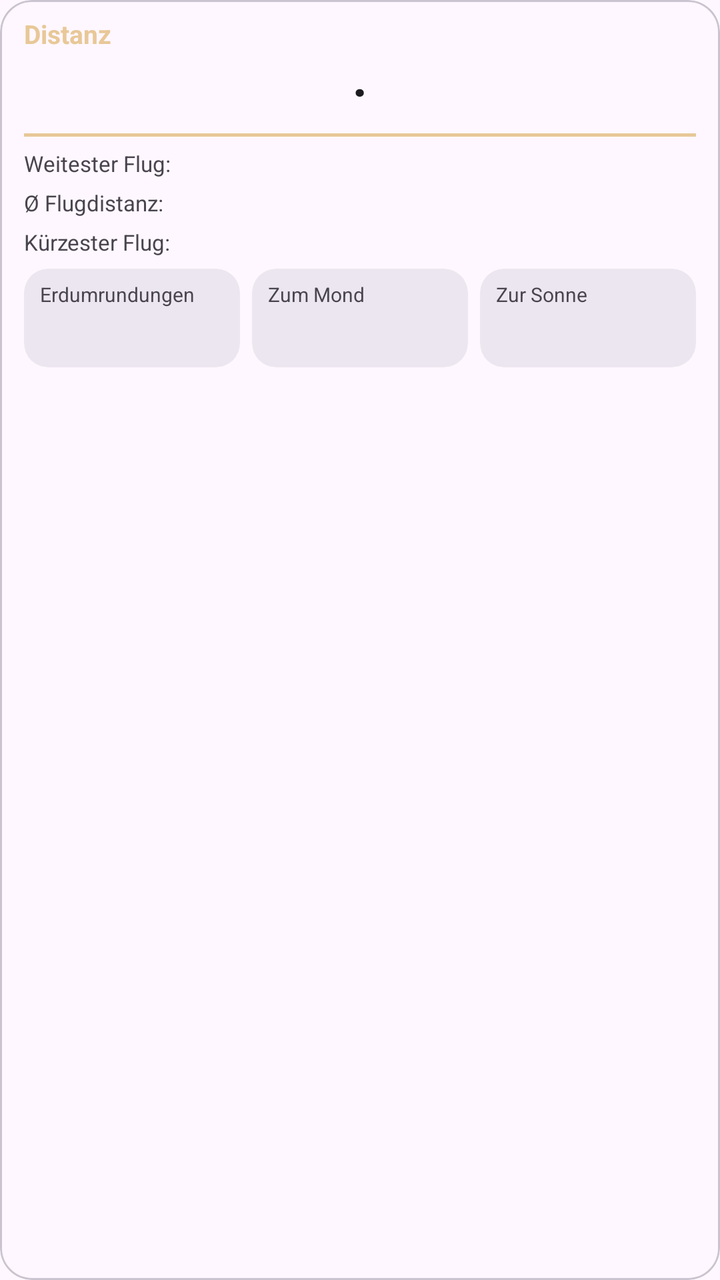
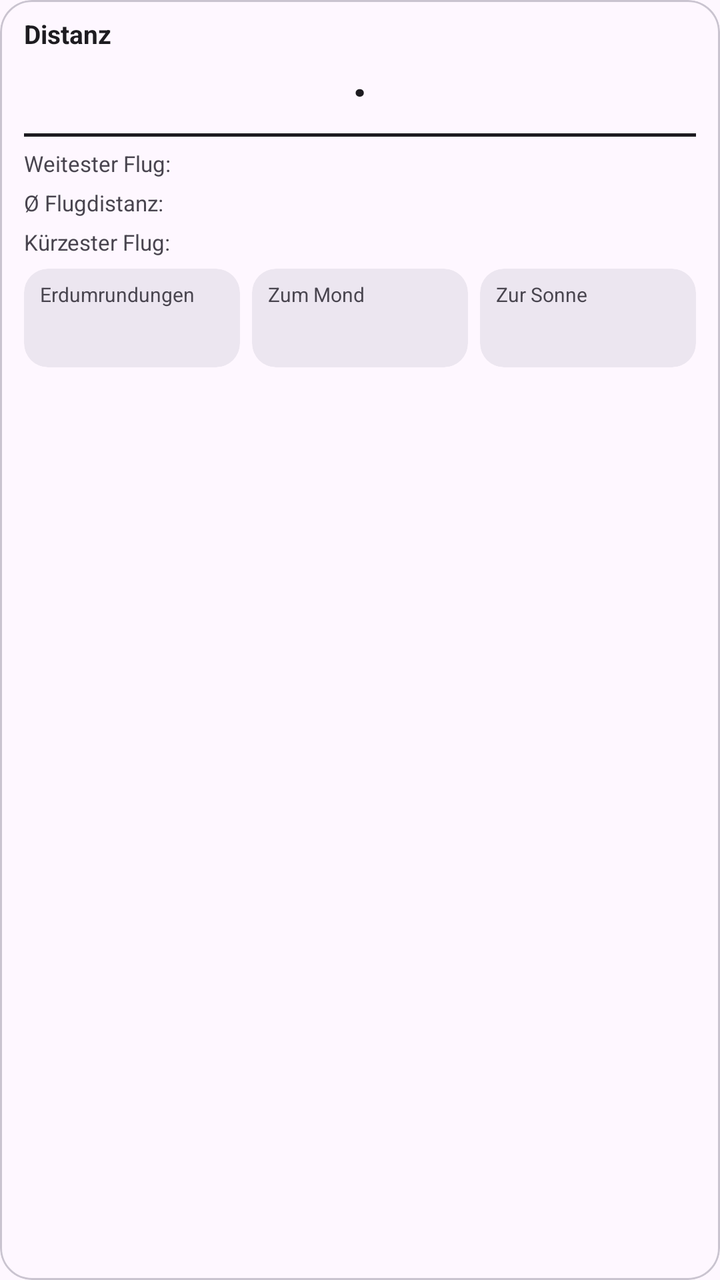

Compare the two renders of this Android layout. The source of the first and the diff that turns it into the second are given below.
<!-- AndroidManifest.xml: application theme Theme.Logbook.Brown -->
<!-- res/layout/item_dashboard_tile_distance.xml -->
<?xml version="1.0" encoding="utf-8"?>
<com.google.android.material.card.MaterialCardView xmlns:android="http://schemas.android.com/apk/res/android"
    xmlns:app="http://schemas.android.com/apk/res-auto"
    android:id="@+id/tile_card"
    android:layout_width="match_parent"
    android:layout_height="200dp"
    android:clickable="true"
    android:focusable="true"
    android:foreground="?attr/selectableItemBackground"
    app:cardCornerRadius="16dp"
    app:cardElevation="0dp"
    app:strokeWidth="1dp">

    <LinearLayout
        android:layout_width="match_parent"
        android:layout_height="match_parent"
        android:orientation="vertical"
        android:paddingStart="12dp"
        android:paddingEnd="12dp"
        android:paddingTop="8dp"
        android:paddingBottom="8dp">

        <TextView
            android:id="@+id/tv_dist_header"
            android:layout_width="match_parent"
            android:layout_height="wrap_content"
            android:ellipsize="end"
            android:maxLines="1"
            android:text="@string/tile_distance"
            android:textColor="?attr/colorPrimary"
            android:textSize="13sp"
            android:textStyle="bold" />

        
        <LinearLayout
            android:layout_width="match_parent"
            android:layout_height="wrap_content"
            android:layout_marginTop="2dp"
            android:gravity="center_vertical"
            android:orientation="horizontal">

            <TextView
                android:id="@+id/tv_dist_value"
                android:layout_width="0dp"
                android:layout_height="wrap_content"
                android:layout_weight="1"
                android:ellipsize="end"
                android:gravity="center"
                android:maxLines="1"
                android:textColor="?attr/colorOnSurface"
                android:textSize="26sp"
                android:textStyle="bold" />

            <TextView
                android:id="@+id/tv_dist_dot"
                android:layout_width="wrap_content"
                android:layout_height="wrap_content"
                android:layout_marginStart="8dp"
                android:layout_marginEnd="8dp"
                android:text="·"
                android:textColor="?attr/colorOnSurface"
                android:textSize="26sp"
                android:textStyle="bold" />

            <TextView
                android:id="@+id/tv_dist_nm"
                android:layout_width="0dp"
                android:layout_height="wrap_content"
                android:layout_weight="1"
                android:ellipsize="end"
                android:gravity="center"
                android:maxLines="1"
                android:textColor="?attr/colorOnSurface"
                android:textSize="26sp"
                android:textStyle="bold" />
        </LinearLayout>

        <View
            android:id="@+id/view_dist_divider"
            android:layout_width="match_parent"
            android:layout_height="1.5dp"
            android:layout_marginTop="4dp"
            android:background="?attr/colorPrimary" />

        
        <LinearLayout
            android:layout_width="match_parent"
            android:layout_height="wrap_content"
            android:layout_marginTop="6dp"
            android:orientation="horizontal">

            <TextView
                android:id="@+id/tv_dist_furthest_label"
                android:layout_width="0dp"
                android:layout_height="wrap_content"
                android:layout_weight="1"
                android:ellipsize="end"
                android:gravity="start"
                android:maxLines="1"
                android:text="@string/distance_furthest_label"
                android:textColor="?attr/colorOnSurfaceVariant"
                android:textSize="11sp" />

            <TextView
                android:id="@+id/tv_dist_furthest_route"
                android:layout_width="0dp"
                android:layout_height="wrap_content"
                android:layout_marginStart="6dp"
                android:layout_marginEnd="6dp"
                android:layout_weight="1"
                android:ellipsize="end"
                android:gravity="center"
                android:maxLines="1"
                android:textColor="?attr/colorOnSurfaceVariant"
                android:textSize="11sp" />

            <TextView
                android:id="@+id/tv_dist_furthest_km"
                android:layout_width="0dp"
                android:layout_height="wrap_content"
                android:layout_weight="1"
                android:ellipsize="end"
                android:gravity="end"
                android:maxLines="1"
                android:textColor="?attr/colorOnSurfaceVariant"
                android:textSize="11sp" />
        </LinearLayout>

        
        <LinearLayout
            android:layout_width="match_parent"
            android:layout_height="wrap_content"
            android:layout_marginTop="5dp"
            android:orientation="horizontal">

            <TextView
                android:id="@+id/tv_dist_avg_label"
                android:layout_width="0dp"
                android:layout_height="wrap_content"
                android:layout_weight="1"
                android:ellipsize="end"
                android:gravity="start"
                android:maxLines="1"
                android:text="@string/distance_avg_label"
                android:textColor="?attr/colorOnSurfaceVariant"
                android:textSize="11sp" />

            <TextView
                android:id="@+id/tv_dist_avg_route"
                android:layout_width="0dp"
                android:layout_height="wrap_content"
                android:layout_marginStart="6dp"
                android:layout_marginEnd="6dp"
                android:layout_weight="1"
                android:ellipsize="end"
                android:gravity="center"
                android:maxLines="1"
                android:textColor="?attr/colorOnSurfaceVariant"
                android:textSize="11sp" />

            <TextView
                android:id="@+id/tv_dist_avg_km"
                android:layout_width="0dp"
                android:layout_height="wrap_content"
                android:layout_weight="1"
                android:ellipsize="end"
                android:gravity="end"
                android:maxLines="1"
                android:textColor="?attr/colorOnSurfaceVariant"
                android:textSize="11sp" />
        </LinearLayout>

        
        <LinearLayout
            android:layout_width="match_parent"
            android:layout_height="wrap_content"
            android:layout_marginTop="5dp"
            android:orientation="horizontal">

            <TextView
                android:id="@+id/tv_dist_shortest_label"
                android:layout_width="0dp"
                android:layout_height="wrap_content"
                android:layout_weight="1"
                android:ellipsize="end"
                android:gravity="start"
                android:maxLines="1"
                android:text="@string/distance_shortest_label"
                android:textColor="?attr/colorOnSurfaceVariant"
                android:textSize="11sp" />

            <TextView
                android:id="@+id/tv_dist_shortest_route"
                android:layout_width="0dp"
                android:layout_height="wrap_content"
                android:layout_marginStart="6dp"
                android:layout_marginEnd="6dp"
                android:layout_weight="1"
                android:ellipsize="end"
                android:gravity="center"
                android:maxLines="1"
                android:textColor="?attr/colorOnSurfaceVariant"
                android:textSize="11sp" />

            <TextView
                android:id="@+id/tv_dist_shortest_km"
                android:layout_width="0dp"
                android:layout_height="wrap_content"
                android:layout_weight="1"
                android:ellipsize="end"
                android:gravity="end"
                android:maxLines="1"
                android:textColor="?attr/colorOnSurfaceVariant"
                android:textSize="11sp" />
        </LinearLayout>

        <LinearLayout
            android:layout_width="match_parent"
            android:layout_height="wrap_content"
            android:layout_marginTop="6dp"
            android:orientation="horizontal">

            <com.google.android.material.card.MaterialCardView
                android:id="@+id/card_orbits"
                android:layout_width="0dp"
                android:layout_height="wrap_content"
                android:layout_weight="1"
                app:cardBackgroundColor="?attr/colorSurfaceContainerHigh"
                app:cardCornerRadius="12dp"
                app:cardElevation="0dp"
                app:strokeWidth="0dp">

                <LinearLayout
                    android:layout_width="match_parent"
                    android:layout_height="wrap_content"
                    android:gravity="center"
                    android:orientation="vertical"
                    android:paddingStart="8dp"
                    android:paddingEnd="8dp"
                    android:paddingTop="6dp"
                    android:paddingBottom="6dp">

                    <TextView
                        android:id="@+id/tv_orbits_label"
                        android:layout_width="match_parent"
                        android:layout_height="wrap_content"
                        android:ellipsize="end"
                        android:maxLines="1"
                        android:text="@string/tile_earth_orbits"
                        android:textColor="?attr/colorOnSurfaceVariant"
                        android:textSize="10sp" />

                    <TextView
                        android:id="@+id/tv_orbits_value"
                        android:layout_width="match_parent"
                        android:layout_height="wrap_content"
                        android:layout_marginTop="2dp"
                        android:ellipsize="end"
                        android:maxLines="1"
                        android:textColor="?attr/colorOnSurface"
                        android:textSize="16sp"
                        android:textStyle="bold" />
                </LinearLayout>
            </com.google.android.material.card.MaterialCardView>

            <com.google.android.material.card.MaterialCardView
                android:id="@+id/card_moon"
                android:layout_width="0dp"
                android:layout_height="wrap_content"
                android:layout_marginStart="6dp"
                android:layout_weight="1"
                app:cardBackgroundColor="?attr/colorSurfaceContainerHigh"
                app:cardCornerRadius="12dp"
                app:cardElevation="0dp"
                app:strokeWidth="0dp">

                <LinearLayout
                    android:layout_width="match_parent"
                    android:layout_height="wrap_content"
                    android:gravity="center"
                    android:orientation="vertical"
                    android:paddingStart="8dp"
                    android:paddingEnd="8dp"
                    android:paddingTop="6dp"
                    android:paddingBottom="6dp">

                    <TextView
                        android:id="@+id/tv_moon_label"
                        android:layout_width="match_parent"
                        android:layout_height="wrap_content"
                        android:ellipsize="end"
                        android:maxLines="1"
                        android:text="@string/tile_moon"
                        android:textColor="?attr/colorOnSurfaceVariant"
                        android:textSize="10sp" />

                    <TextView
                        android:id="@+id/tv_moon_value"
                        android:layout_width="match_parent"
                        android:layout_height="wrap_content"
                        android:layout_marginTop="2dp"
                        android:ellipsize="end"
                        android:maxLines="1"
                        android:textColor="?attr/colorOnSurface"
                        android:textSize="16sp"
                        android:textStyle="bold" />
                </LinearLayout>
            </com.google.android.material.card.MaterialCardView>

            <com.google.android.material.card.MaterialCardView
                android:id="@+id/card_sun"
                android:layout_width="0dp"
                android:layout_height="wrap_content"
                android:layout_marginStart="6dp"
                android:layout_weight="1"
                app:cardBackgroundColor="?attr/colorSurfaceContainerHigh"
                app:cardCornerRadius="12dp"
                app:cardElevation="0dp"
                app:strokeWidth="0dp">

                <LinearLayout
                    android:layout_width="match_parent"
                    android:layout_height="wrap_content"
                    android:gravity="center"
                    android:orientation="vertical"
                    android:paddingStart="8dp"
                    android:paddingEnd="8dp"
                    android:paddingTop="6dp"
                    android:paddingBottom="6dp">

                    <TextView
                        android:id="@+id/tv_sun_label"
                        android:layout_width="match_parent"
                        android:layout_height="wrap_content"
                        android:ellipsize="end"
                        android:maxLines="1"
                        android:text="@string/tile_sun"
                        android:textColor="?attr/colorOnSurfaceVariant"
                        android:textSize="10sp" />

                    <TextView
                        android:id="@+id/tv_sun_value"
                        android:layout_width="match_parent"
                        android:layout_height="wrap_content"
                        android:layout_marginTop="2dp"
                        android:ellipsize="end"
                        android:maxLines="1"
                        android:textColor="?attr/colorOnSurface"
                        android:textSize="16sp"
                        android:textStyle="bold" />
                </LinearLayout>
            </com.google.android.material.card.MaterialCardView>
        </LinearLayout>
    </LinearLayout>
</com.google.android.material.card.MaterialCardView>
<!-- resources referenced by this layout -->
<resources>
  <string name="distance_avg_label">Ø Flugdistanz:</string>
  <string name="distance_furthest_label">Weitester Flug:</string>
  <string name="distance_shortest_label">Kürzester Flug:</string>
  <string name="tile_distance">Distanz</string>
  <string name="tile_earth_orbits">Erdumrundungen</string>
  <string name="tile_moon">Zum Mond</string>
  <string name="tile_sun">Zur Sonne</string>
  <style name="Theme.Logbook.Brown" parent="Theme.Logbook">
          <item name="colorPrimary">@color/accent_brown_primary</item>
          <item name="colorOnPrimary">@color/accent_brown_on_primary</item>
          <item name="colorPrimaryContainer">@color/accent_brown_primary_container</item>
          <item name="colorOnPrimaryContainer">@color/accent_brown_on_primary_container</item>
          <item name="colorSecondary">@color/accent_brown_secondary</item>
          <item name="colorOnSecondary">@color/accent_brown_on_secondary</item>
          <item name="colorSecondaryContainer">@color/accent_brown_secondary_container</item>
          <item name="colorOnSecondaryContainer">@color/accent_brown_on_secondary_container</item>
          <item name="colorTertiary">@color/accent_brown_tertiary</item>
          <item name="colorOnTertiary">@color/accent_brown_on_tertiary</item>
          <item name="colorTertiaryContainer">@color/accent_brown_tertiary_container</item>
          <item name="colorOnTertiaryContainer">@color/accent_brown_on_tertiary_container</item>
      </style>
  <style name="Theme.Logbook" parent="Base.Theme.Logbook">
          <item name="android:navigationBarColor">@android:color/transparent</item>
          <item name="android:statusBarColor">@android:color/transparent</item>
          <item name="android:windowLightStatusBar">?attr/isLightTheme</item>
      </style>
  <color name="accent_brown_primary">#FFE8C898</color>
  <color name="accent_brown_on_primary">#FF2D1600</color>
  <color name="accent_brown_primary_container">#FFF4E0D3</color>
  <color name="accent_brown_on_primary_container">#FF221B10</color>
  <color name="accent_brown_secondary">#FF635E58</color>
  <color name="accent_brown_on_secondary">#FFFFFFFF</color>
  <color name="accent_brown_secondary_container">#FFE9E2DA</color>
  <color name="accent_brown_on_secondary_container">#FF1F1A16</color>
  <color name="accent_brown_tertiary">#FF6D5B2F</color>
  <color name="accent_brown_on_tertiary">#FFFFFFFF</color>
  <color name="accent_brown_tertiary_container">#FFF6E0A8</color>
  <color name="accent_brown_on_tertiary_container">#FF221A00</color>
  <style name="Base.Theme.Logbook" parent="Theme.Material3.DayNight.NoActionBar">
          
          
      </style>
</resources>

<!-- the commit's change to res/layout/item_dashboard_tile_distance.xml (unified diff, before → after) -->
@@ -27,7 +27,7 @@
             android:ellipsize="end"
             android:maxLines="1"
             android:text="@string/tile_distance"
-            android:textColor="?attr/colorPrimary"
+            android:textColor="?attr/tileContentColor"
             android:textSize="13sp"
             android:textStyle="bold" />
 
@@ -47,7 +47,7 @@
                 android:ellipsize="end"
                 android:gravity="center"
                 android:maxLines="1"
-                android:textColor="?attr/colorOnSurface"
+                android:textColor="?attr/tileContentColor"
                 android:textSize="26sp"
                 android:textStyle="bold" />
 
@@ -58,7 +58,7 @@
                 android:layout_marginStart="8dp"
                 android:layout_marginEnd="8dp"
                 android:text="·"
-                android:textColor="?attr/colorOnSurface"
+                android:textColor="?attr/tileContentColor"
                 android:textSize="26sp"
                 android:textStyle="bold" />
 
@@ -70,7 +70,7 @@
                 android:ellipsize="end"
                 android:gravity="center"
                 android:maxLines="1"
-                android:textColor="?attr/colorOnSurface"
+                android:textColor="?attr/tileContentColor"
                 android:textSize="26sp"
                 android:textStyle="bold" />
         </LinearLayout>
@@ -80,7 +80,7 @@
             android:layout_width="match_parent"
             android:layout_height="1.5dp"
             android:layout_marginTop="4dp"
-            android:background="?attr/colorPrimary" />
+            android:background="?attr/tileContentColor" />
 
         
         <LinearLayout
@@ -98,7 +98,7 @@
                 android:gravity="start"
                 android:maxLines="1"
                 android:text="@string/distance_furthest_label"
-                android:textColor="?attr/colorOnSurfaceVariant"
+                android:textColor="?attr/tileContentSecondaryColor"
                 android:textSize="11sp" />
 
             <TextView
@@ -111,7 +111,7 @@
                 android:ellipsize="end"
                 android:gravity="center"
                 android:maxLines="1"
-                android:textColor="?attr/colorOnSurfaceVariant"
+                android:textColor="?attr/tileContentSecondaryColor"
                 android:textSize="11sp" />
 
             <TextView
@@ -122,7 +122,7 @@
                 android:ellipsize="end"
                 android:gravity="end"
                 android:maxLines="1"
-                android:textColor="?attr/colorOnSurfaceVariant"
+                android:textColor="?attr/tileContentSecondaryColor"
                 android:textSize="11sp" />
         </LinearLayout>
 
@@ -142,7 +142,7 @@
                 android:gravity="start"
                 android:maxLines="1"
                 android:text="@string/distance_avg_label"
-                android:textColor="?attr/colorOnSurfaceVariant"
+                android:textColor="?attr/tileContentSecondaryColor"
                 android:textSize="11sp" />
 
             <TextView
@@ -155,7 +155,7 @@
                 android:ellipsize="end"
                 android:gravity="center"
                 android:maxLines="1"
-                android:textColor="?attr/colorOnSurfaceVariant"
+                android:textColor="?attr/tileContentSecondaryColor"
                 android:textSize="11sp" />
 
             <TextView
@@ -166,7 +166,7 @@
                 android:ellipsize="end"
                 android:gravity="end"
                 android:maxLines="1"
-                android:textColor="?attr/colorOnSurfaceVariant"
+                android:textColor="?attr/tileContentSecondaryColor"
                 android:textSize="11sp" />
         </LinearLayout>
 
@@ -186,7 +186,7 @@
                 android:gravity="start"
                 android:maxLines="1"
                 android:text="@string/distance_shortest_label"
-                android:textColor="?attr/colorOnSurfaceVariant"
+                android:textColor="?attr/tileContentSecondaryColor"
                 android:textSize="11sp" />
 
             <TextView
@@ -199,7 +199,7 @@
                 android:ellipsize="end"
                 android:gravity="center"
                 android:maxLines="1"
-                android:textColor="?attr/colorOnSurfaceVariant"
+                android:textColor="?attr/tileContentSecondaryColor"
                 android:textSize="11sp" />
 
             <TextView
@@ -210,7 +210,7 @@
                 android:ellipsize="end"
                 android:gravity="end"
                 android:maxLines="1"
-                android:textColor="?attr/colorOnSurfaceVariant"
+                android:textColor="?attr/tileContentSecondaryColor"
                 android:textSize="11sp" />
         </LinearLayout>
 
<!-- resource entries referenced after the edit -->
@@ -25,6 +25,10 @@
           <item name="android:navigationBarColor">@android:color/transparent</item>
           <item name="android:statusBarColor">@android:color/transparent</item>
           <item name="android:windowLightStatusBar">?attr/isLightTheme</item>
+          
+          <item name="tileChartColor">?attr/colorPrimary</item>
+          <item name="tileContentColor">?attr/colorOnSurface</item>
+          <item name="tileContentSecondaryColor">?attr/colorOnSurfaceVariant</item>
       </style>
   <color name="accent_brown_primary">#FFE8C898</color>
   <color name="accent_brown_on_primary">#FF2D1600</color>
